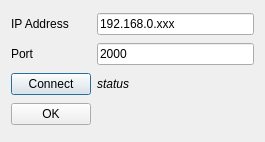
First picture: the form in MonkeyUI/IpPortDlg.ui, repository cvilas/LabMonkey, before the edit.
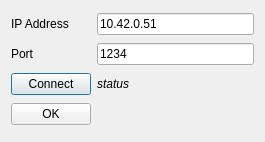
Second picture: the form after the edit.

```diff
--- a/MonkeyUI/IpPortDlg.ui
+++ b/MonkeyUI/IpPortDlg.ui
@@ -24,7 +24,7 @@
    <item row="0" column="1">
     <widget class="QLineEdit" name="addressSel">
      <property name="text">
-      <string>192.168.0.xxx</string>
+      <string>10.42.0.51</string>
      </property>
     </widget>
    </item>
@@ -38,7 +38,7 @@
    <item row="1" column="1">
     <widget class="QLineEdit" name="portSel">
      <property name="text">
-      <string>2000</string>
+      <string>1234</string>
      </property>
     </widget>
    </item>
```
Left out of the diff: 2 changed lines with no effect on the pictures.
